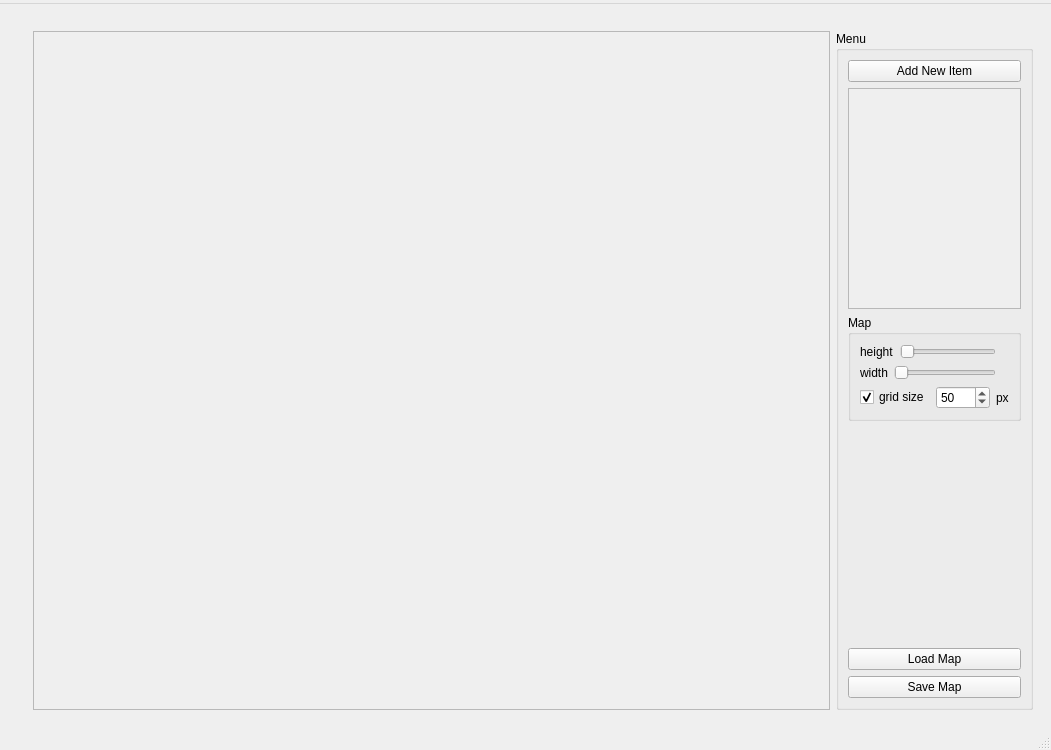
First picture: the form in mainwindow.ui, repository LaserShrimp/Hada, before the edit.
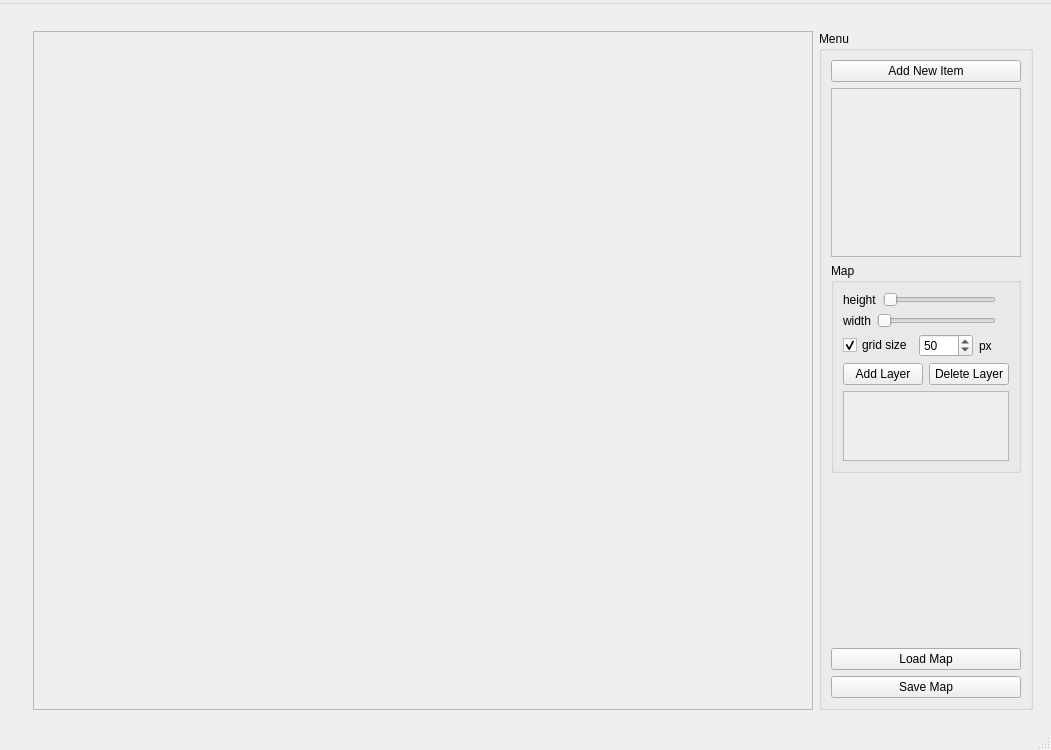
Second picture: the form after the edit.

Commit message: multiple layers handling !

Diff of the .ui file:
```diff
--- a/mainwindow.ui
+++ b/mainwindow.ui
@@ -67,7 +67,7 @@
            <rect>
             <x>0</x>
             <y>0</y>
-            <width>769</width>
+            <width>762</width>
             <height>659</height>
            </rect>
           </property>
@@ -115,8 +115,8 @@
               <rect>
                <x>0</x>
                <y>0</y>
-               <width>197</width>
-               <height>191</height>
+               <width>204</width>
+               <height>137</height>
               </rect>
              </property>
              <layout class="QGridLayout" name="gridLayout">
@@ -287,6 +287,46 @@
                </item>
               </layout>
              </item>
+             <item>
+              <layout class="QHBoxLayout" name="horizontalLayout_7">
+               <item>
+                <widget class="QPushButton" name="addLayerButton">
+                 <property name="text">
+                  <string>Add Layer</string>
+                 </property>
+                </widget>
+               </item>
+               <item>
+                <widget class="QPushButton" name="deleteLayerButton">
+                 <property name="text">
+                  <string>Delete Layer</string>
+                 </property>
+                </widget>
+               </item>
+              </layout>
+             </item>
+             <item>
+              <widget class="QScrollArea" name="scrollArea_2">
+               <property name="widgetResizable">
+                <bool>true</bool>
+               </property>
+               <widget class="QWidget" name="scrollAreaWidgetContents_4">
+                <property name="geometry">
+                 <rect>
+                  <x>0</x>
+                  <y>0</y>
+                  <width>180</width>
+                  <height>68</height>
+                 </rect>
+                </property>
+                <layout class="QVBoxLayout" name="verticalLayout_6">
+                 <item>
+                  <layout class="QVBoxLayout" name="layers_area"/>
+                 </item>
+                </layout>
+               </widget>
+              </widget>
+             </item>
             </layout>
            </widget>
           </item>
```
Left out of the diff: 1 changed line with no effect on the pictures. The commit also changes 8 other files.
